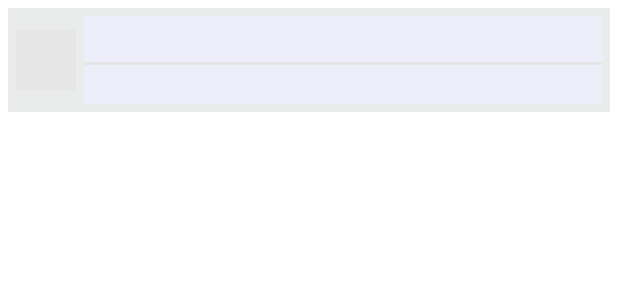
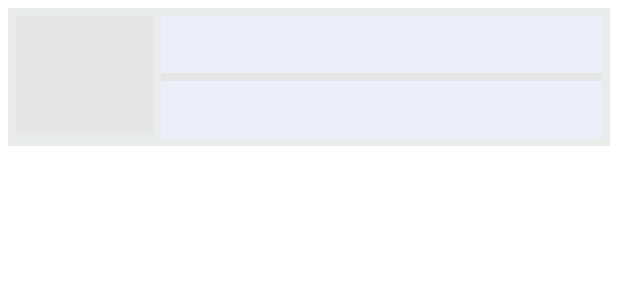
Before and after one commit to beoygnas/madcamp2022_week1, an Android app: the layout item_view.xml on its own in the app's theme, with its tools: preview values and no code run, on a phone screen of 412 x 824 dp. Shown: the top 300 px of the screen. Run offline under Robolectric (Android 15) with nearby library versions, the phone set to English and light mode, and no system bars.

```diff
--- a/app/src/main/res/layout/item_view.xml
+++ b/app/src/main/res/layout/item_view.xml
@@ -1,7 +1,7 @@
 <?xml version="1.0" encoding="utf-8"?>
 <LinearLayout xmlns:android="http://schemas.android.com/apk/res/android"
     android:layout_width="match_parent"
-    android:layout_height="70dp"
+    android:layout_height="125dp"
     android:layout_margin="5dp"
     android:layout_marginBottom="5dp"
     android:orientation="vertical">
@@ -15,10 +15,9 @@
 
         <ImageView
             android:id="@+id/imgUser_icon"
-            android:layout_width="40dp"
-            android:layout_height="40dp"
-            android:layout_gravity="center"
-            android:background="#E6E6E6"/>
+            android:layout_width="91dp"
+            android:layout_height="79dp"
+            android:background="#E6E6E6" />
 
         <LinearLayout
             android:layout_width="fill_parent"
@@ -32,23 +31,25 @@
                 android:layout_width="match_parent"
                 android:layout_height="wrap_content"
                 android:background="#EEEEFA"
-                android:paddingTop="3dp"
-                android:paddingBottom="3dp"
+                android:paddingTop="5dp"
+                android:paddingBottom="5dp"
                 android:textColor="#000000"
-                android:textSize="17dp"
+                android:textSize="20dp"
                 android:textStyle="bold" />
 
             <TextView
                 android:id="@+id/Number"
                 android:layout_width="match_parent"
                 android:layout_height="wrap_content"
-                android:layout_marginTop="2dp"
+                android:layout_marginTop="5dp"
                 android:background="#EEEEFA"
-                android:paddingTop="3dp"
-                android:paddingBottom="3dp"
+                android:paddingTop="5dp"
+                android:paddingBottom="5dp"
                 android:textColor="#666666"
-                android:textSize="14dp" />
+                android:textSize="20dp" />
 
         </LinearLayout>
+
+
     </LinearLayout>
 </LinearLayout>
```
Also changed, not shown: app/src/main/java/com/example/week1/ContactDialog.kt (added, +58 -0 lines), app/src/main/java/com/example/week1/ContactFragment.kt (+37 -10 lines), app/src/main/java/com/example/week1/phoneAdapter.kt (+14 -3 lines), app/src/main/res/layout/contact_dialog.xml (added, +54 -0 lines).
